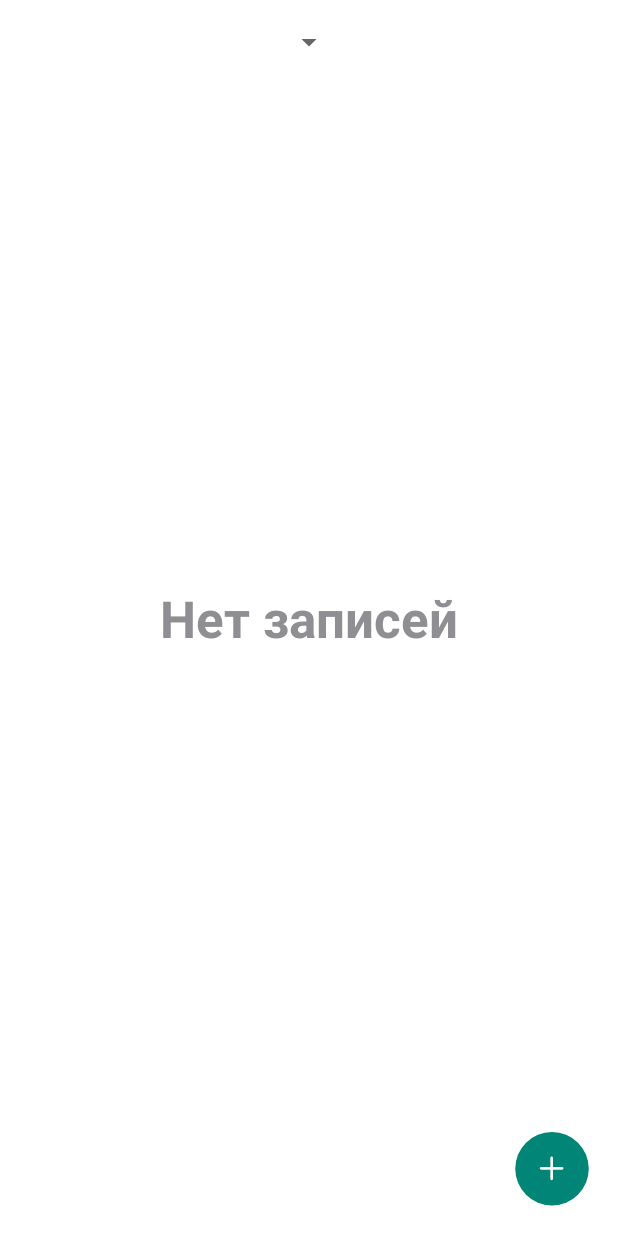
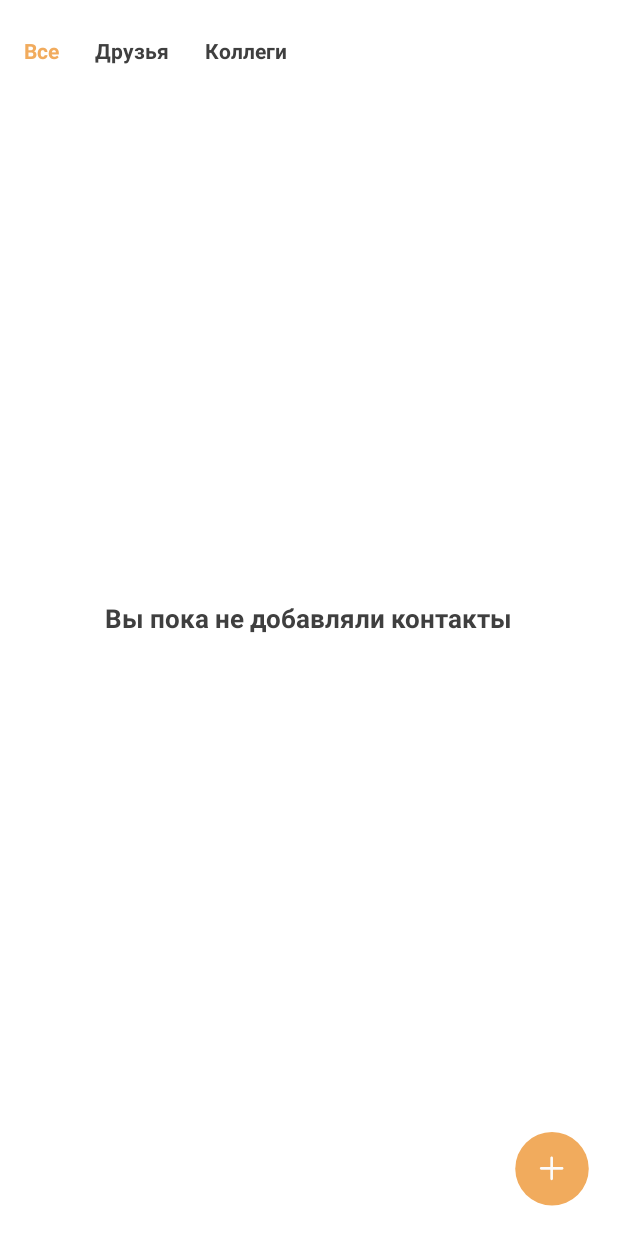
Before and after one commit to TheRzzan/RJD, an Android app: the layout fragment_contacts_list.xml on its own in the app's theme, with its tools: preview values and no code run, on a phone screen of 412 x 824 dp. Run offline under Robolectric (Android 15) with nearby library versions, the phone set to English and light mode, and no system bars.

Commit message:
Design changes 1.

```diff
--- a/app/build.gradle
+++ b/app/build.gradle
@@ -53,4 +53,7 @@ dependencies {
     // RX Kotlin
     implementation 'io.reactivex.rxjava2:rxandroid:2.0.1'
     implementation 'com.github.ReactiveX:RxKotlin:2.x-SNAPSHOT'
+
+    // Circle image view
+    implementation 'de.hdodenhof:circleimageview:3.0.1'
 }
--- a/app/src/main/java/com/morozov/rjd/ui/activities/MainActivity.kt
+++ b/app/src/main/java/com/morozov/rjd/ui/activities/MainActivity.kt
@@ -93,7 +93,6 @@ class MainActivity : MvpAppCompatActivity(), MainView {
 
         if (Build.VERSION.SDK_INT >= Build.VERSION_CODES.LOLLIPOP) {
             fragment.sharedElementEnterTransition = DetailsTransition()
-            fragment.enterTransition = Fade()
             fragment.sharedElementReturnTransition = DetailsTransition()
         }
 
--- a/app/src/main/res/layout/fragment_contacts_list.xml
+++ b/app/src/main/res/layout/fragment_contacts_list.xml
@@ -8,41 +8,69 @@
 
     <TextView
             android:layout_centerInParent="true"
-            android:text="Нет записей"
-            android:textColor="@color/grey_color"
-            style="@style/TextView.Primary.Header" android:id="@+id/textEmpty"/>
+            android:text="Вы пока не добавляли контакты"
+            android:textColor="@color/header_text"
+            style="@style/TextView.Primary" android:id="@+id/textEmpty"/>
 
-    <Spinner
-            android:layout_width="wrap_content"
-            android:layout_height="wrap_content"
-            android:layout_centerHorizontal="true"
+    <RelativeLayout
+            android:id="@+id/spinner"
+            android:layout_marginTop="@dimen/activity_long_vertical_margin"
+            android:layout_marginBottom="@dimen/activity_long_vertical_margin"
             android:layout_marginStart="@dimen/activity_horizontal_margin"
             android:layout_marginEnd="@dimen/activity_horizontal_margin"
-            android:layout_marginBottom="@dimen/activity_vertical_margin"
-            android:layout_marginTop="@dimen/activity_vertical_margin"
-            android:id="@+id/spinner"/>
+            android:layout_width="match_parent"
+            android:layout_height="wrap_content">
+
+        <TextView
+                android:id="@+id/textAll"
+                android:text="Все"
+                android:textColor="@color/colorPrimary"
+                android:textStyle="bold"
+                style="@style/TextView.Secondary"/>
+
+        <TextView
+                android:id="@+id/textFriends"
+                android:layout_toEndOf="@+id/textAll"
+                android:layout_marginStart="@dimen/activity_long_horizontal_margin"
+                android:text="Друзья"
+                android:textStyle="bold"
+                style="@style/TextView.Secondary"/>
+
+        <TextView
+                android:id="@+id/textColleagues"
+                android:layout_toEndOf="@+id/textFriends"
+                android:layout_marginStart="@dimen/activity_long_horizontal_margin"
+                android:text="Коллеги"
+                android:textStyle="bold"
+                style="@style/TextView.Secondary"/>
+    </RelativeLayout>
 
     <android.support.v7.widget.RecyclerView
             android:id="@+id/recyclerContacts"
             android:layout_below="@+id/spinner"
             style="@style/RecyclerViewStyle"/>
 
-    <Button
-            style="@style/FABStyle"
-            android:background="@drawable/fab_add"
+    <RelativeLayout
             android:layout_alignParentEnd="true"
             android:layout_alignParentBottom="true"
             android:layout_marginEnd="@dimen/activity_horizontal_margin"
             android:layout_marginBottom="@dimen/activity_vertical_margin"
+            android:layout_width="wrap_content"
+            android:layout_height="wrap_content">
+        <Button
+                style="@style/FABStyle"
+                android:layout_width="@dimen/big_icon_size"
+                android:layout_height="@dimen/big_icon_size"
+                android:background="@drawable/fab_add"
+                android:layout_alignParentBottom="true"
                 android:id="@+id/buttonAdd"/>
 
         <Button
                 style="@style/FABStyle"
                 android:background="@drawable/fab_round"
-            android:text="Др"
-            android:layout_alignParentEnd="true"
+                android:text="Д"
                 android:layout_above="@+id/buttonAdd"
-            android:layout_marginEnd="@dimen/activity_horizontal_margin"
+                android:layout_centerHorizontal="true"
                 android:layout_marginBottom="@dimen/activity_vertical_margin"
                 android:visibility="gone"
                 android:id="@+id/buttonFriend"/>
@@ -51,10 +79,10 @@
                 style="@style/FABStyle"
                 android:background="@drawable/fab_round"
                 android:text="К"
-            android:layout_alignParentEnd="true"
                 android:layout_above="@+id/buttonFriend"
-            android:layout_marginEnd="@dimen/activity_horizontal_margin"
+                android:layout_centerHorizontal="true"
                 android:layout_marginBottom="@dimen/activity_vertical_margin"
                 android:visibility="gone"
                 android:id="@+id/buttonColleague"/>
     </RelativeLayout>
+</RelativeLayout>
--- a/app/src/main/res/values/colors.xml
+++ b/app/src/main/res/values/colors.xml
@@ -1,14 +1,14 @@
 <?xml version="1.0" encoding="utf-8"?>
 <resources>
-    <color name="colorPrimary">#008577</color>
-    <color name="colorPrimaryDark">#00574B</color>
-    <color name="colorAccent">#008577</color>
+    <color name="colorPrimary">#F1AB5D</color>
+    <color name="colorPrimaryDark">#F1AB5D</color>
+    <color name="colorAccent">#F1AB5D</color>
 
     <!-- Text -->
-    <color name="header_text">#2C2C2E</color>
+    <color name="header_text">#3F3F3F</color>
     <color name="second_header_text">#3A3A3C</color>
     <color name="primary_text">#FFFFFF</color>
-    <color name="secondary_text">#636366</color>
+    <color name="secondary_text">#3F3F3F</color>
 
     <color name="grey_color">#8E8E93</color>
     <color name="light_grey_color">#D9D9E9</color>
--- a/app/src/main/res/values/dimens.xml
+++ b/app/src/main/res/values/dimens.xml
@@ -7,17 +7,18 @@
     <dimen name="activity_short_horizontal_margin">8dp</dimen>
     <dimen name="activity_short_vertical_margin">8dp</dimen>
 
-    <dimen name="activity_long_horizontal_margin">32dp</dimen>
-    <dimen name="activity_long_vertical_margin">32dp</dimen>
+    <dimen name="activity_long_horizontal_margin">24dp</dimen>
+    <dimen name="activity_long_vertical_margin">24dp</dimen>
 
     <!-- Text -->
     <dimen name="text_super_header_size">70dp</dimen>
-    <dimen name="text_header_size">34dp</dimen>
-    <dimen name="text_primary_size">28dp</dimen>
-    <dimen name="text_secondary_size">16dp</dimen>
+    <dimen name="text_header_size">20dp</dimen>
+    <dimen name="text_primary_size">17dp</dimen>
+    <dimen name="text_secondary_size">14dp</dimen>
+    <dimen name="text_small_secondary_size">11dp</dimen>
 
     <!-- Icons -->
-    <dimen name="icon_size">56dp</dimen>
+    <dimen name="icon_size">40dp</dimen>
     <dimen name="big_icon_size">56dp</dimen>
     <dimen name="small_icon_size">24dp</dimen>
 
@@ -26,5 +27,5 @@
     <dimen name="contact_photo_big_size">160dp</dimen>
 
     <!-- Card View -->
-    <dimen name="card_corner_radius">14dp</dimen>
+    <dimen name="card_corner_radius">1dp</dimen>
 </resources>
--- a/app/src/main/res/values/styles.xml
+++ b/app/src/main/res/values/styles.xml
@@ -51,6 +51,8 @@
     </style>
 
     <style name="RecyclerViewStyle">
+        <item name="android:layout_marginStart">@dimen/activity_horizontal_margin</item>
+        <item name="android:layout_marginEnd">@dimen/activity_horizontal_margin</item>
         <item name="android:overScrollMode">never</item>
         <item name="android:layout_width">match_parent</item>
         <item name="android:gravity">center</item>
```
Also changed, not shown: app/src/main/java/com/morozov/rjd/ui/fragments/contacts/ContactsFragment.kt (+17 -27 lines), app/src/main/res/layout/fragment_editor.xml (+6 -5 lines), app/src/main/res/layout/item_recycler.xml (+6 -5 lines). Lines whose indentation alone changed are shown as unchanged.
